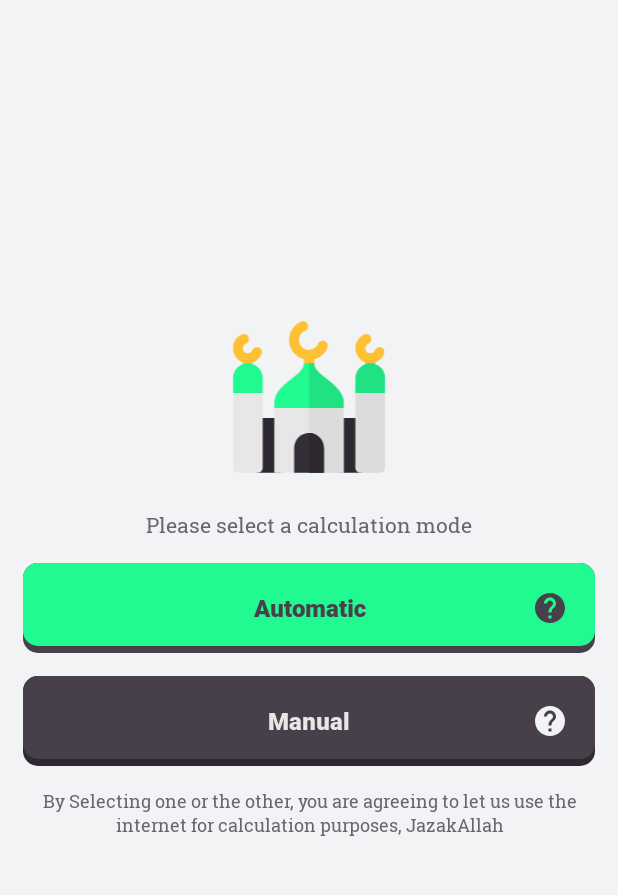
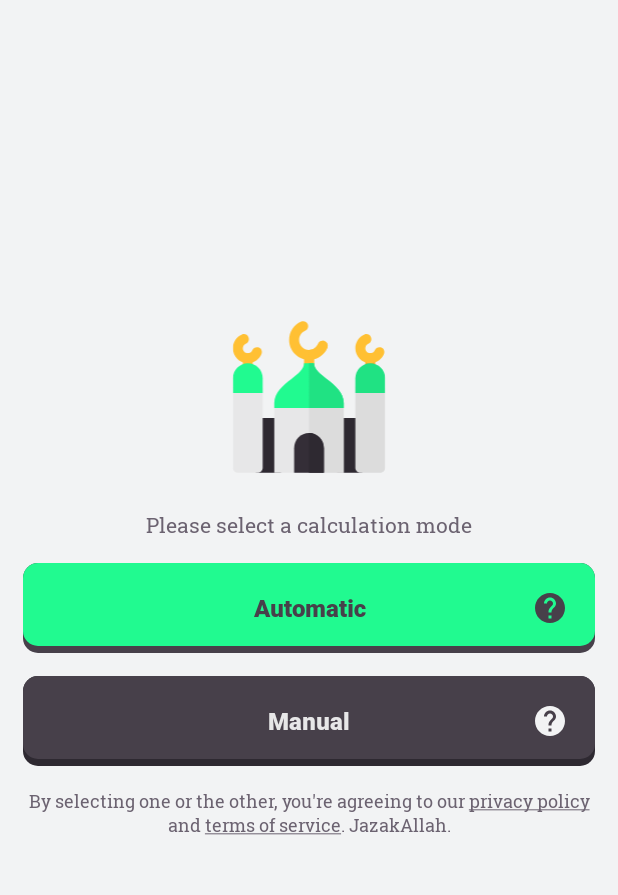
Before and after one commit to devshot-dotcom/salah-tawqit, an Android app: the screen it shows after launch (MainActivity), on a phone screen of 412 x 824 dp, the part 90-985 px from its top. Run offline under Robolectric (Android 15) with nearby library versions, the phone set to English and light mode, and no system bars; our stand-ins replace Room's generated code, data binding.

Commit message:
App finalized. v1.0 ready to release. Deploying v1.0, may Allah give us success! | Workspace: stopping

```diff
--- a/app/src/main/AndroidManifest.xml
+++ b/app/src/main/AndroidManifest.xml
@@ -16,7 +16,10 @@
         tools:ignore="AllowBackup">
         <activity
             android:name="com.salahtawqit.coffee.MainActivity"
-            android:windowSoftInputMode="adjustPan|stateVisible">
+            android:configChanges="orientation|keyboardHidden|screenLayout"
+            android:screenOrientation="portrait"
+            android:windowSoftInputMode="adjustPan|stateVisible"
+            tools:ignore="LockedOrientationActivity">
             <intent-filter>
                 <action android:name="android.intent.action.MAIN" />
                 <category android:name="android.intent.category.LAUNCHER" />
--- a/app/src/main/java/com/salahtawqit/coffee/fragments/LandingPageFragment.kt
+++ b/app/src/main/java/com/salahtawqit/coffee/fragments/LandingPageFragment.kt
@@ -12,6 +12,7 @@ import androidx.fragment.app.activityViewModels
 import androidx.lifecycle.lifecycleScope
 import androidx.navigation.fragment.findNavController
 import com.salahtawqit.coffee.R
+import com.salahtawqit.coffee.browse
 import com.salahtawqit.coffee.databinding.FragmentLandingPageBinding
 import com.salahtawqit.coffee.helpers.AutomaticCalculationHelper
 import com.salahtawqit.coffee.helpers.RoomDatabaseHelper
@@ -87,6 +88,10 @@ class LandingPageFragment : Fragment() {
     fun navigateToPrayerTimes(v: View) {
         findNavController().navigate(LandingPageFragmentDirections
             .actionLandingPageFragmentToPrayerTimesFragment())
+    }
+
+    fun navigateToPrivacyPolicy(v: View) {
+        browse(activity?.baseContext, getString(R.string.link_privacy_policy))
     }
 
     /**
--- a/app/src/main/res/drawable/button_secondary.xml
+++ b/app/src/main/res/drawable/button_secondary.xml
@@ -50,7 +50,7 @@
                     <corners android:radius="@dimen/mp_medium" />
                 </shape>
             </item>
-            <item android:bottom="@dimen/mp_small">
+            <item android:bottom="@dimen/border_small">
                 <shape>
                     <solid android:color="@color/color_secondary" />
                     <corners android:radius="@dimen/mp_medium" />
--- a/app/src/main/res/drawable/button_tertiary.xml
+++ b/app/src/main/res/drawable/button_tertiary.xml
@@ -50,7 +50,7 @@
                     <corners android:radius="@dimen/mp_medium" />
                 </shape>
             </item>
-            <item android:bottom="@dimen/mp_small">
+            <item android:bottom="@dimen/border_small">
                 <shape>
                     <solid android:color="@color/color_tertiary" />
                     <corners android:radius="@dimen/mp_medium" />
--- a/app/src/main/res/layout/fragment_landing_page.xml
+++ b/app/src/main/res/layout/fragment_landing_page.xml
@@ -94,7 +94,8 @@
             <TextView
                 style="@style/typography.subtitle"
                 android:textAlignment="center"
-                android:text="@string/by_selecting_one_or_the_other" />
+                android:onClick="@{fragment::navigateToPrivacyPolicy}"
+                android:text="@string/by_selecting_privacy_terms" />
 
         </LinearLayout>
 
--- a/app/src/main/res/values/sizes.xml
+++ b/app/src/main/res/values/sizes.xml
@@ -21,4 +21,6 @@
     <dimen name="icon_medium">30dp</dimen>
     <dimen name="icon_medium_large">40dp</dimen>
     <dimen name="icon_large">60dp</dimen>
+    <!-- Borders. -->
+    <dimen name="border_small">5dp</dimen>
 </resources>
--- a/app/src/main/res/values/strings.xml
+++ b/app/src/main/res/values/strings.xml
@@ -1,7 +1,10 @@
 <resources>
+    <!-- Meta data. -->
     <string name="app_name" translatable="false">Salah Tawqit</string>
     <string name="version_name" translatable="false">v1.0</string>
     <string name="our_mail">devshot.coffee@gmail.com</string>
+    <string name="link_privacy_policy">https://devshot-dotcom.github.io/salah-tawqit/privacy-policy</string>
+    <!-- Strings. -->
     <string name="welcome_to_salah_tawqit">Welcome To Salah Tawqit</string>
     <string name="the_application_logo">The Application Logo</string>
     <string name="go_to_settings">Go to Settings?</string>
@@ -87,4 +90,5 @@
     <string name="key_latitude_adjustment">latitude_adjustment</string>
     <string name="key_time_format">time_format</string>
     <string name="key_hijri_adjustment">hijri_adjustment</string>
+    <string name="by_selecting_privacy_terms">By selecting one or the other, you\'re agreeing to our <u>privacy policy</u> and <u>terms of service</u>. JazakAllah.</string>
 </resources>
```
Also changed, not shown: app/src/main/java/com/salahtawqit/coffee/Utilities.kt (+14 -0 lines), app/src/main/java/com/salahtawqit/coffee/fragments/SettingsFragment.kt (+5 -6 lines), app/src/main/res/layout/fragment_settings.xml (+0 -7 lines).
